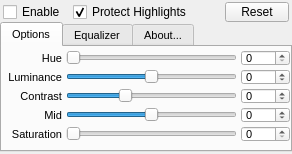
Qt form SiliconBonk/SiliconBonkPlugin.ui (spoilerhead/asp_plugins) before a commit.
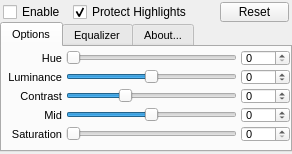
The same form after that commit. Icons and pictures are not drawn. Custom widgets are drawn as their Qt base class.

```diff
--- a/SiliconBonk/SiliconBonkPlugin.ui
+++ b/SiliconBonk/SiliconBonkPlugin.ui
@@ -81,13 +81,13 @@
       <widget class="QPushButton" name="SiliconBonkReset_btn">
        <property name="minimumSize">
         <size>
-         <width>50</width>
+         <width>60</width>
          <height>20</height>
         </size>
        </property>
        <property name="maximumSize">
         <size>
-         <width>70</width>
+         <width>120</width>
          <height>20</height>
         </size>
        </property>
```
